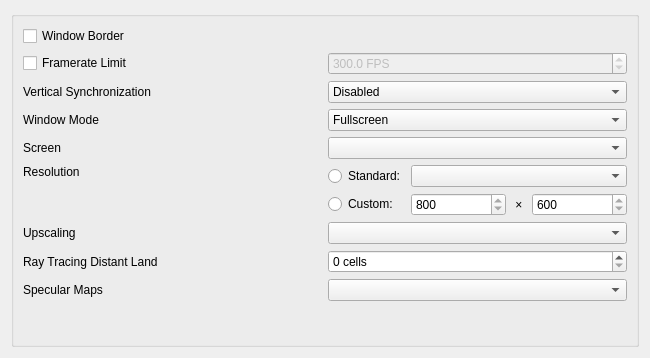
Qt form apps/launcher/ui/graphicspage.ui (xorza/openmw-rtx) before a commit.
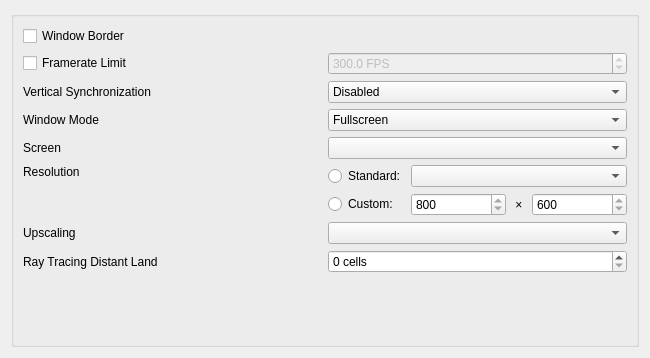
The same form after that commit.

Commit message: Measure each specular map's layout and convert a classic pair to metal-roughness

Patch:
```diff
--- a/apps/launcher/ui/graphicspage.ui
+++ b/apps/launcher/ui/graphicspage.ui
@@ -217,20 +217,6 @@
          </widget>
         </item>
         <item row="10" column="0">
-         <widget class="QLabel" name="rayTracingSpecularMapsLabel">
-          <property name="text">
-           <string>Specular Maps</string>
-          </property>
-         </widget>
-        </item>
-        <item row="10" column="1">
-         <widget class="QComboBox" name="rayTracingSpecularMapsComboBox">
-          <property name="toolTip">
-           <string>What the content&apos;s _spec maps hold, which the files cannot say. Classic is OpenMW&apos;s own layout, a highlight colour and a glossiness. PBR is the PBR packs&apos; layout, a metalness and a roughness. Content with no _spec maps, vanilla&apos;s, looks the same under either. A change takes effect the next time OpenMW starts.</string>
-          </property>
-         </widget>
-        </item>
-        <item row="11" column="0">
          <spacer name="verticalSpacer">
           <property name="orientation">
            <enum>Qt::Vertical</enum>
```
The commit also changes 96 other files.
